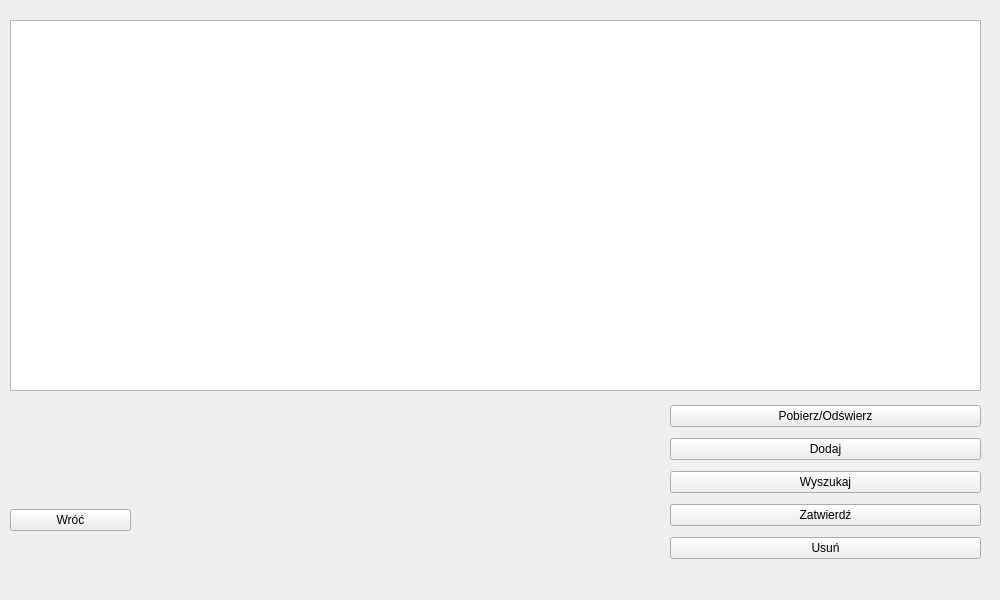
Old version of the form przegladarkiRozlaczne/ubezpieczenia.ui in the repository margap1998/Bazy-danych-taxi.
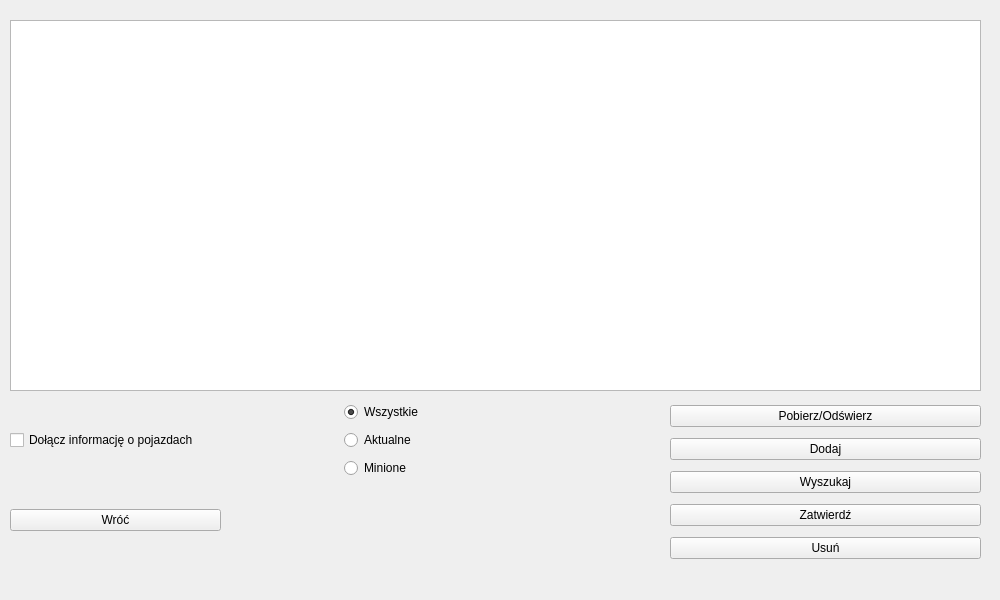
New version of the form.

What changed in the file:
```diff
--- a/przegladarkiRozlaczne/ubezpieczenia.ui
+++ b/przegladarkiRozlaczne/ubezpieczenia.ui
@@ -30,7 +30,7 @@
     <rect>
      <x>10</x>
      <y>480</y>
-     <width>121</width>
+     <width>211</width>
      <height>81</height>
     </rect>
    </property>
@@ -110,7 +110,43 @@
      <height>80</height>
     </rect>
    </property>
-   <layout class="QHBoxLayout" name="opcjeBazy"/>
+   <layout class="QHBoxLayout" name="opcjeBazy">
+    <item>
+     <widget class="QCheckBox" name="zPojazdmi">
+      <property name="text">
+       <string>Dołącz informację o pojazdach</string>
+      </property>
+     </widget>
+    </item>
+    <item>
+     <layout class="QVBoxLayout" name="verticalLayout">
+      <item>
+       <widget class="QRadioButton" name="Wszystkie">
+        <property name="text">
+         <string>Wszystkie</string>
+        </property>
+        <property name="checked">
+         <bool>true</bool>
+        </property>
+       </widget>
+      </item>
+      <item>
+       <widget class="QRadioButton" name="Aktualne">
+        <property name="text">
+         <string>Aktualne</string>
+        </property>
+       </widget>
+      </item>
+      <item>
+       <widget class="QRadioButton" name="Minione">
+        <property name="text">
+         <string>Minione</string>
+        </property>
+       </widget>
+      </item>
+     </layout>
+    </item>
+   </layout>
   </widget>
  </widget>
  <resources/>
```
